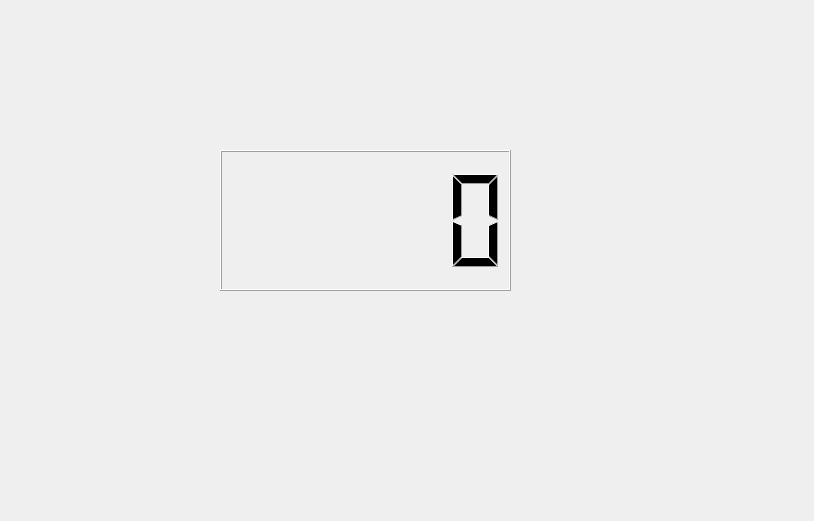
First picture: the form in setwindow.ui, repository jjzhang166/smart-home-qt, before the edit.
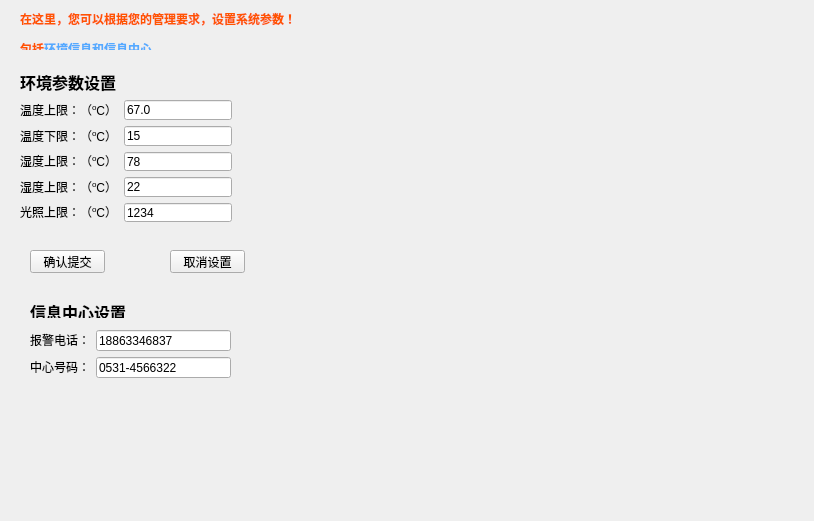
Second picture: the form after the edit.

```diff
--- a/setwindow.ui
+++ b/setwindow.ui
@@ -13,15 +13,193 @@
   <property name="windowTitle">
    <string>Form</string>
   </property>
-  <widget class="QLCDNumber" name="lcdNumber">
+  <widget class="QLabel" name="label_8">
    <property name="geometry">
     <rect>
-     <x>220</x>
-     <y>150</y>
-     <width>291</width>
-     <height>141</height>
+     <x>30</x>
+     <y>300</y>
+     <width>102</width>
+     <height>18</height>
     </rect>
    </property>
+   <property name="text">
+    <string>&lt;html&gt;&lt;head/&gt;&lt;body&gt;&lt;p&gt;&lt;span style=&quot; font-size:12pt; font-weight:600;&quot;&gt;信息中心设置&lt;/span&gt;&lt;/p&gt;&lt;/body&gt;&lt;/html&gt;</string>
+   </property>
+  </widget>
+  <widget class="QPushButton" name="pushButton_2">
+   <property name="geometry">
+    <rect>
+     <x>170</x>
+     <y>250</y>
+     <width>75</width>
+     <height>23</height>
+    </rect>
+   </property>
+   <property name="text">
+    <string>取消设置</string>
+   </property>
+  </widget>
+  <widget class="QPushButton" name="pushButton">
+   <property name="geometry">
+    <rect>
+     <x>30</x>
+     <y>250</y>
+     <width>75</width>
+     <height>23</height>
+    </rect>
+   </property>
+   <property name="text">
+    <string>确认提交</string>
+   </property>
+  </widget>
+  <widget class="QWidget" name="layoutWidget">
+   <property name="geometry">
+    <rect>
+     <x>30</x>
+     <y>330</y>
+     <width>201</width>
+     <height>48</height>
+    </rect>
+   </property>
+   <layout class="QGridLayout" name="gridLayout_2">
+    <item row="0" column="0">
+     <widget class="QLabel" name="label_9">
+      <property name="text">
+       <string>&lt;html&gt;&lt;head/&gt;&lt;body&gt;&lt;p&gt;报警电话：&lt;/p&gt;&lt;/body&gt;&lt;/html&gt;</string>
+      </property>
+     </widget>
+    </item>
+    <item row="0" column="1">
+     <widget class="QLineEdit" name="lineEdit_6">
+      <property name="text">
+       <string>18863346837</string>
+      </property>
+     </widget>
+    </item>
+    <item row="1" column="0">
+     <widget class="QLabel" name="label_10">
+      <property name="text">
+       <string>&lt;html&gt;&lt;head/&gt;&lt;body&gt;&lt;p&gt;中心号码：&lt;/p&gt;&lt;/body&gt;&lt;/html&gt;</string>
+      </property>
+     </widget>
+    </item>
+    <item row="1" column="1">
+     <widget class="QLineEdit" name="lineEdit_7">
+      <property name="text">
+       <string>0531-4566322</string>
+      </property>
+     </widget>
+    </item>
+   </layout>
+  </widget>
+  <widget class="QLabel" name="label">
+   <property name="geometry">
+    <rect>
+     <x>20</x>
+     <y>10</y>
+     <width>748</width>
+     <height>40</height>
+    </rect>
+   </property>
+   <property name="text">
+    <string>&lt;html&gt;&lt;head/&gt;&lt;body&gt;&lt;p&gt;&lt;span style=&quot; font-weight:600; color:#ff5500;&quot;&gt;在这里，您可以根据您的管理要求，设置系统参数！&lt;/span&gt;&lt;/p&gt;&lt;p&gt;&lt;span style=&quot; font-weight:600; color:#ff5500;&quot;&gt;包括&lt;/span&gt;&lt;span style=&quot; font-weight:600; color:#55aaff;&quot;&gt;环境信息和信息中心&lt;/span&gt;&lt;/p&gt;&lt;/body&gt;&lt;/html&gt;</string>
+   </property>
+  </widget>
+  <widget class="QWidget" name="layoutWidget_2">
+   <property name="geometry">
+    <rect>
+     <x>20</x>
+     <y>70</y>
+     <width>243</width>
+     <height>152</height>
+    </rect>
+   </property>
+   <layout class="QFormLayout" name="formLayout">
+    <property name="fieldGrowthPolicy">
+     <enum>QFormLayout::AllNonFixedFieldsGrow</enum>
+    </property>
+    <item row="0" column="0">
+     <widget class="QLabel" name="label_2">
+      <property name="text">
+       <string>&lt;html&gt;&lt;head/&gt;&lt;body&gt;&lt;p&gt;&lt;span style=&quot; font-size:12pt; font-weight:600;&quot;&gt;环境参数设置&lt;/span&gt;&lt;/p&gt;&lt;/body&gt;&lt;/html&gt;</string>
+      </property>
+     </widget>
+    </item>
+    <item row="1" column="0">
+     <layout class="QGridLayout" name="gridLayout">
+      <item row="4" column="1">
+       <widget class="QLineEdit" name="lineEdit_4">
+        <property name="text">
+         <string>1234</string>
+        </property>
+       </widget>
+      </item>
+      <item row="4" column="0">
+       <widget class="QLabel" name="label_6">
+        <property name="text">
+         <string>&lt;html&gt;&lt;head/&gt;&lt;body&gt;&lt;p&gt;光照上限：（&lt;span style=&quot; vertical-align:super;&quot;&gt;o&lt;/span&gt;C）&lt;/p&gt;&lt;/body&gt;&lt;/html&gt;</string>
+        </property>
+       </widget>
+      </item>
+      <item row="0" column="1">
+       <widget class="QLineEdit" name="lineEdit">
+        <property name="text">
+         <string>67.0</string>
+        </property>
+       </widget>
+      </item>
+      <item row="3" column="0">
+       <widget class="QLabel" name="label_7">
+        <property name="text">
+         <string>&lt;html&gt;&lt;head/&gt;&lt;body&gt;&lt;p&gt;湿度上限：（&lt;span style=&quot; vertical-align:super;&quot;&gt;o&lt;/span&gt;C）&lt;/p&gt;&lt;/body&gt;&lt;/html&gt;</string>
+        </property>
+       </widget>
+      </item>
+      <item row="2" column="1">
+       <widget class="QLineEdit" name="lineEdit_3">
+        <property name="text">
+         <string>78</string>
+        </property>
+       </widget>
+      </item>
+      <item row="1" column="0">
+       <widget class="QLabel" name="label_4">
+        <property name="text">
+         <string>&lt;html&gt;&lt;head/&gt;&lt;body&gt;&lt;p&gt;温度下限：（&lt;span style=&quot; vertical-align:super;&quot;&gt;o&lt;/span&gt;C）&lt;/p&gt;&lt;/body&gt;&lt;/html&gt;</string>
+        </property>
+       </widget>
+      </item>
+      <item row="0" column="0">
+       <widget class="QLabel" name="label_3">
+        <property name="text">
+         <string>&lt;html&gt;&lt;head/&gt;&lt;body&gt;&lt;p&gt;温度上限：（&lt;span style=&quot; vertical-align:super;&quot;&gt;o&lt;/span&gt;C）&lt;/p&gt;&lt;/body&gt;&lt;/html&gt;</string>
+        </property>
+       </widget>
+      </item>
+      <item row="1" column="1">
+       <widget class="QLineEdit" name="lineEdit_2">
+        <property name="text">
+         <string>15</string>
+        </property>
+       </widget>
+      </item>
+      <item row="3" column="1">
+       <widget class="QLineEdit" name="lineEdit_5">
+        <property name="text">
+         <string>22</string>
+        </property>
+       </widget>
+      </item>
+      <item row="2" column="0">
+       <widget class="QLabel" name="label_5">
+        <property name="text">
+         <string>&lt;html&gt;&lt;head/&gt;&lt;body&gt;&lt;p&gt;湿度上限：（&lt;span style=&quot; vertical-align:super;&quot;&gt;o&lt;/span&gt;C）&lt;/p&gt;&lt;/body&gt;&lt;/html&gt;</string>
+        </property>
+       </widget>
+      </item>
+     </layout>
+    </item>
+   </layout>
   </widget>
  </widget>
  <resources/>
```
